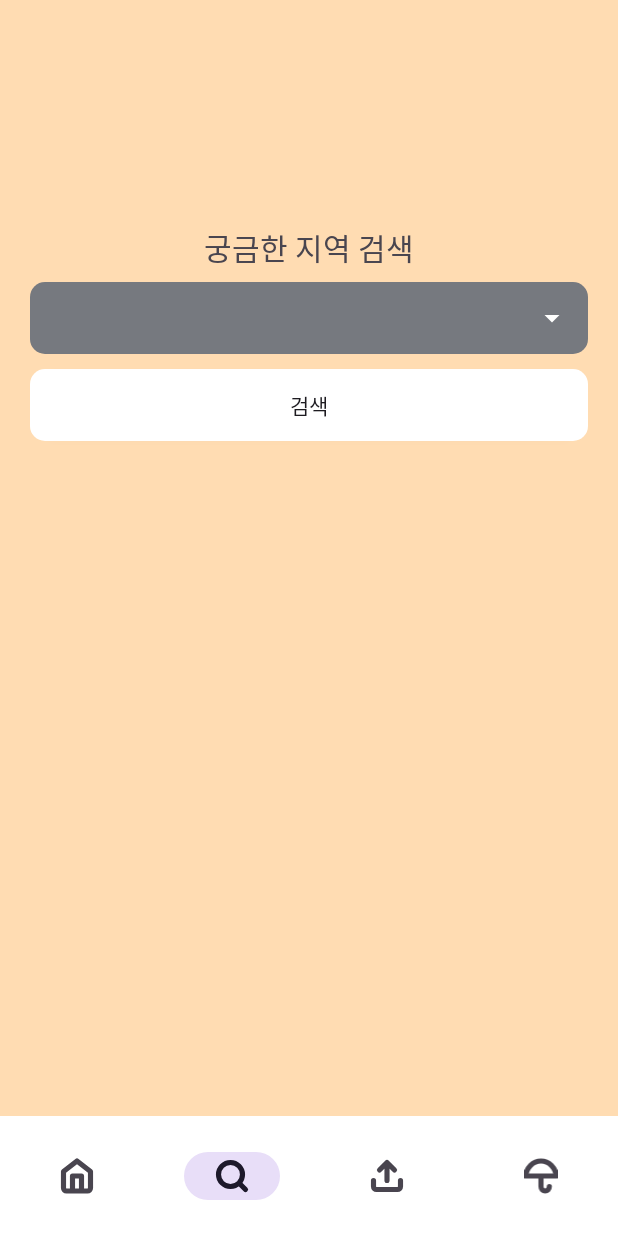
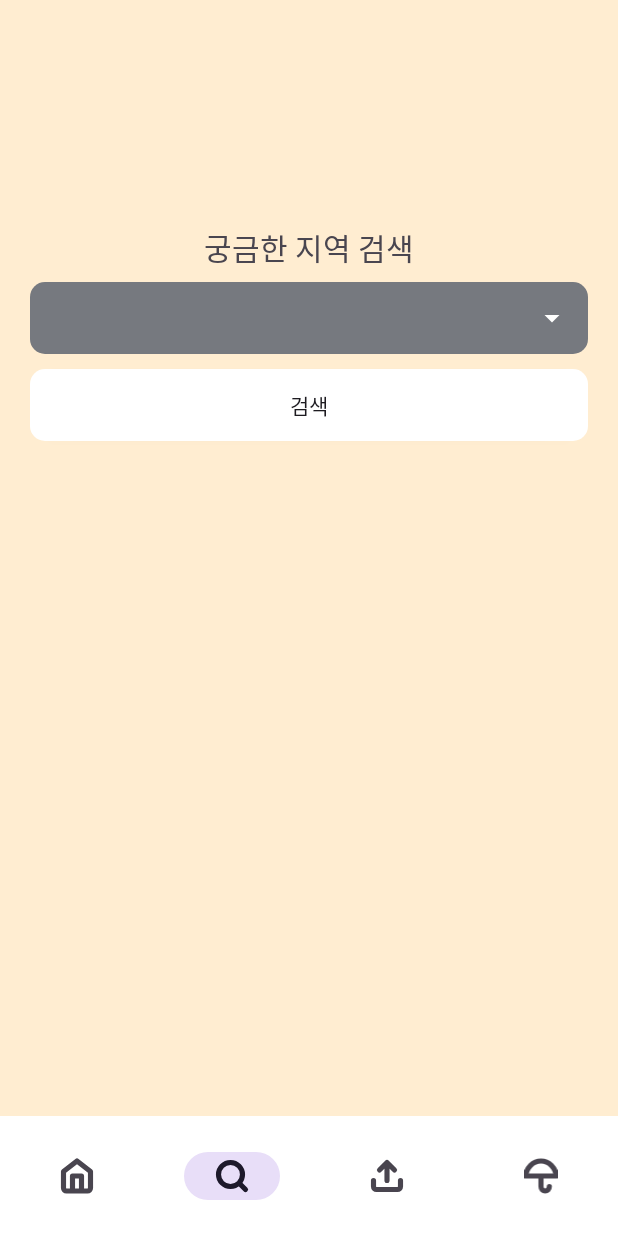
Before and after one commit to what-the-weather2024/Android, an Android app: the SearchFragment screen opened through its navigation route, on a phone screen of 412 x 824 dp. Run offline under Robolectric (Android 15) with nearby library versions, the light colour scheme and no system bars; our stand-ins replace data binding, navigation-ui; network calls fail; 1 statement that could not run was skipped.

Commit message:
feat : primary 색상 변경

```diff
--- a/app/src/main/res/values/colors.xml
+++ b/app/src/main/res/values/colors.xml
@@ -2,5 +2,5 @@
 <resources>
     <color name="black">#FF000000</color>
     <color name="white">#FFFFFFFF</color>
-    <color name="mainPrimary">#FFDCB2</color>
+    <color name="mainPrimary">#FFEDD1</color>
 </resources>
```
